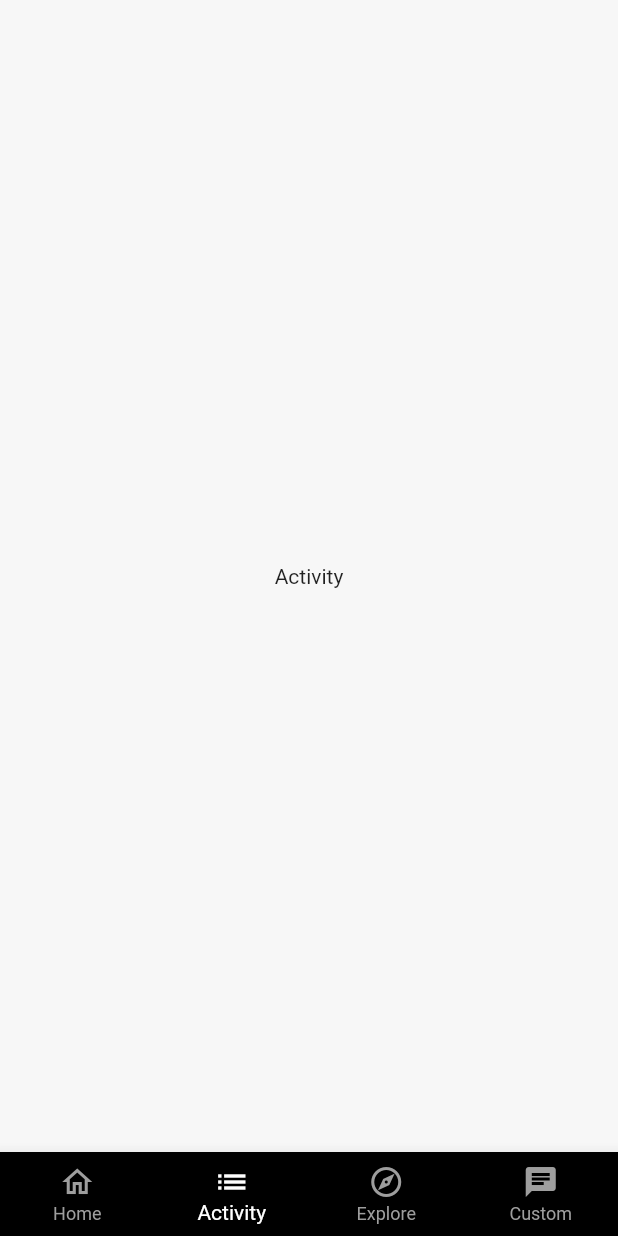
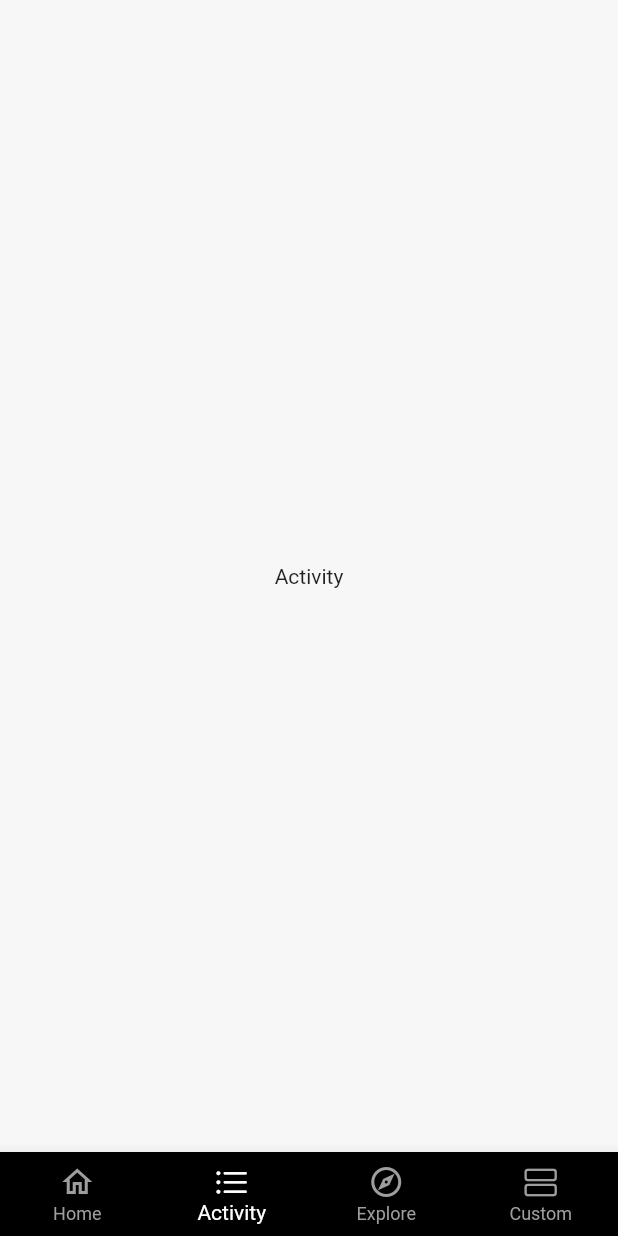
Before and after one commit to cylee820621/tonal_clone, a Flutter app: the screen it shows after launch, item 2 of the bottom bar chosen, on a phone screen of 412 x 824 dp. Run offline on Flutter 3.47's test engine with Material 2 defaults, Android fonts, the phone set to English and light mode, and no system bars; our stand-ins replace table_calendar.

Commit message:
update bottomNavbarIcon

```diff
--- a/lib/main.dart
+++ b/lib/main.dart
@@ -1,3 +1,4 @@
+import 'package:flutter/cupertino.dart';
 import 'package:flutter/material.dart';
 import 'package:tonal_clone/screens/activity.dart';
 import 'package:tonal_clone/screens/custom.dart';
@@ -69,7 +70,7 @@ class _MyHomePageState extends State<MyHomePage> {
             label: 'Home',
           ),
           BottomNavigationBarItem(
-            icon: Icon(Icons.list),
+            icon: Icon(CupertinoIcons.list_bullet),
             label: 'Activity',
           ),
           BottomNavigationBarItem(
@@ -77,7 +78,7 @@ class _MyHomePageState extends State<MyHomePage> {
             label: 'Explore',
           ),
           BottomNavigationBarItem(
-            icon: Icon(Icons.chat),
+            icon: Icon(CupertinoIcons.rectangle_grid_1x2),
             label: 'Custom',
           ),
         ],
```
